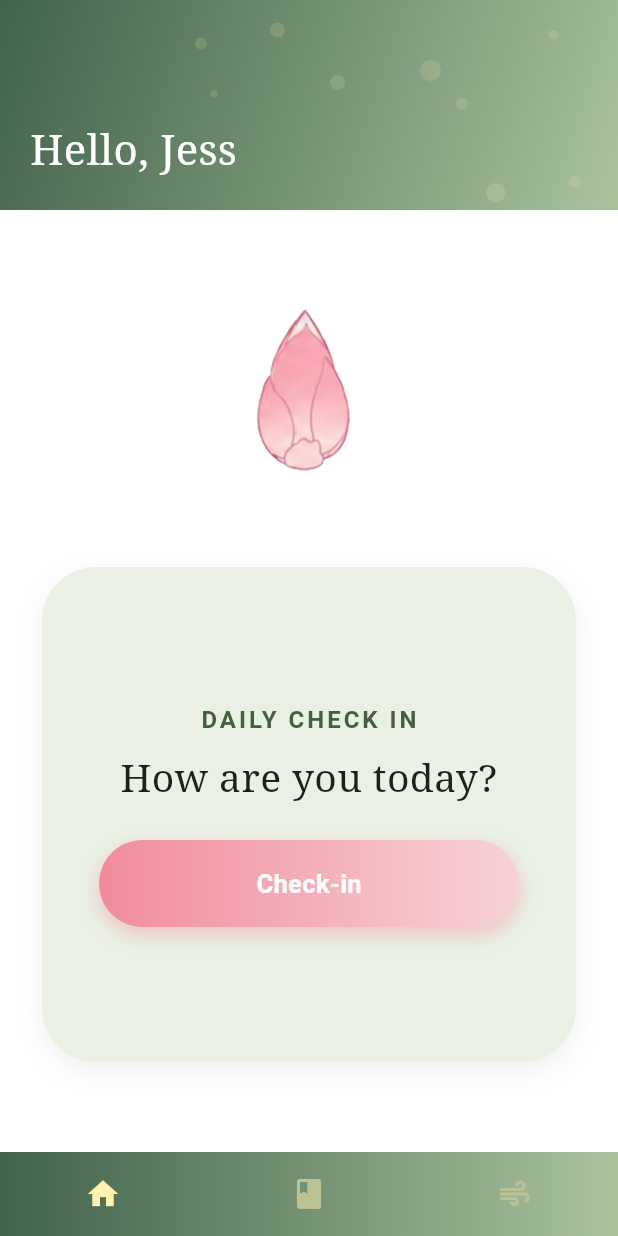
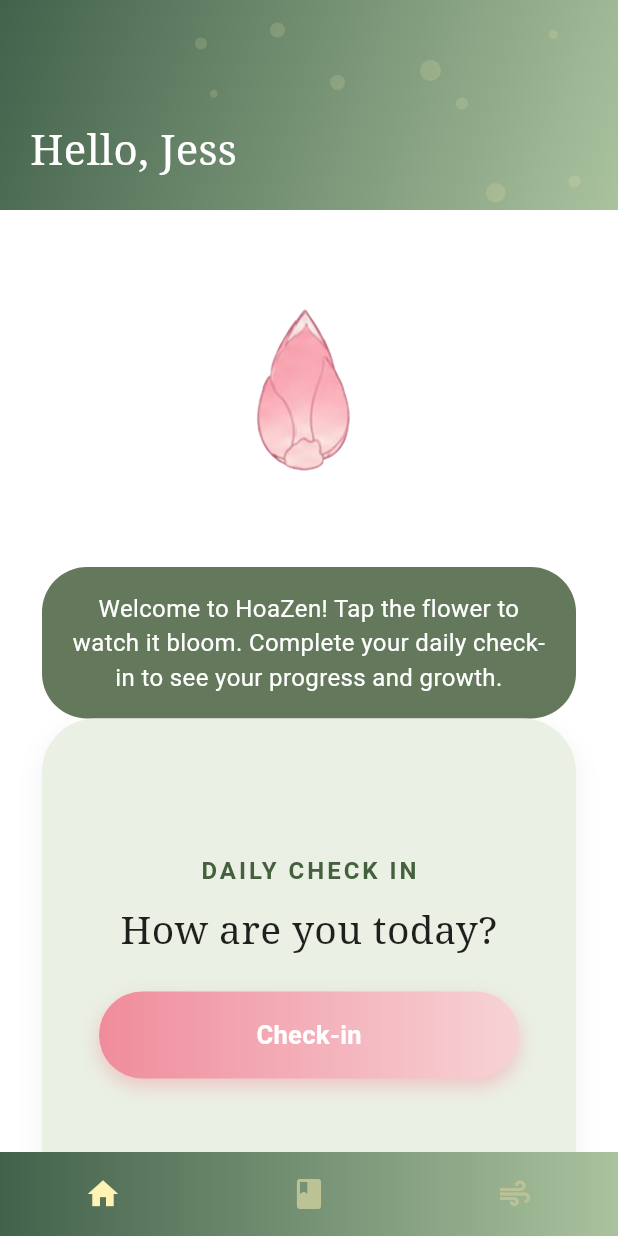
Before and after one commit to khangiguess/hcmut_flutter_mobileApp, a Flutter app: the screen it shows after launch, on a phone screen of 412 x 824 dp. Run offline on Flutter 3.47's test engine with Material 3 defaults, Android fonts, the phone set to English and light mode, and no system bars; our stand-ins replace firebase_core, flutter_svg; accounts and stored records are empty.

Commit message:
changes from jess branch to test1 branch

```diff
--- a/hoazen/lib/pages/home/flower.dart
+++ b/hoazen/lib/pages/home/flower.dart
@@ -118,7 +118,23 @@ class FlowerPage extends StatelessWidget {
             ),
           ),
 
+
+
           const SizedBox(height: 24),
+
+          Container(
+            padding: const EdgeInsets.only(left: 16, right: 16, top: 16, bottom: 16),
+            decoration: BoxDecoration(
+              color: ZenColors.headerGreen,
+              borderRadius: BorderRadius.circular(30),
+            ),
+            child: const Text(
+              'Welcome to HoaZen! Tap the flower to watch it bloom. '
+              'Complete your daily check-in to see your progress and growth.',
+              style: TextStyle(color: Colors.white, fontSize: 16),
+              textAlign: TextAlign.center,
+            ),
+          ),
 
           // 2. Daily Check-In Card Flow Element
           DailyCheckInCard(onCheckIn: () => _startCheckIn(context)),
```
